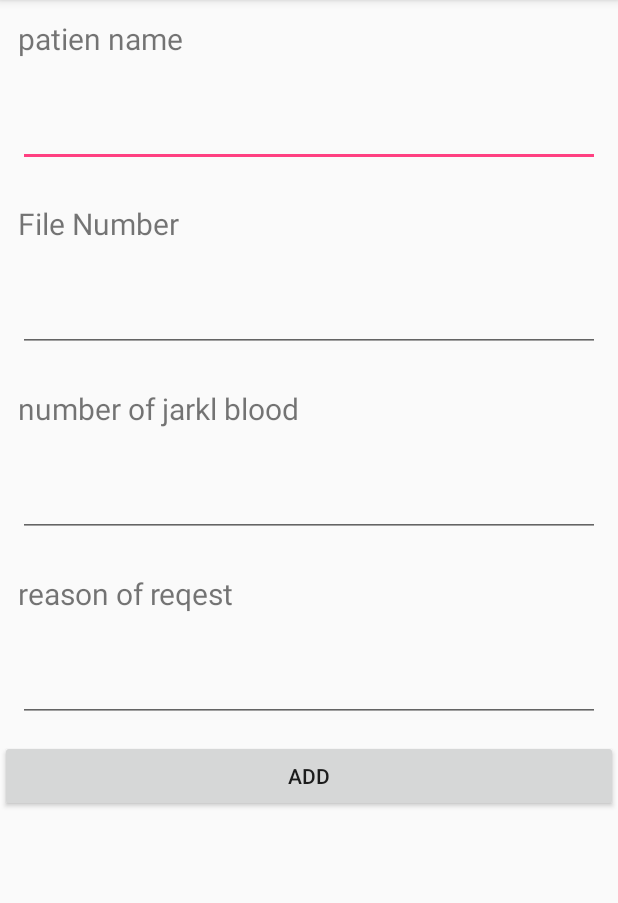
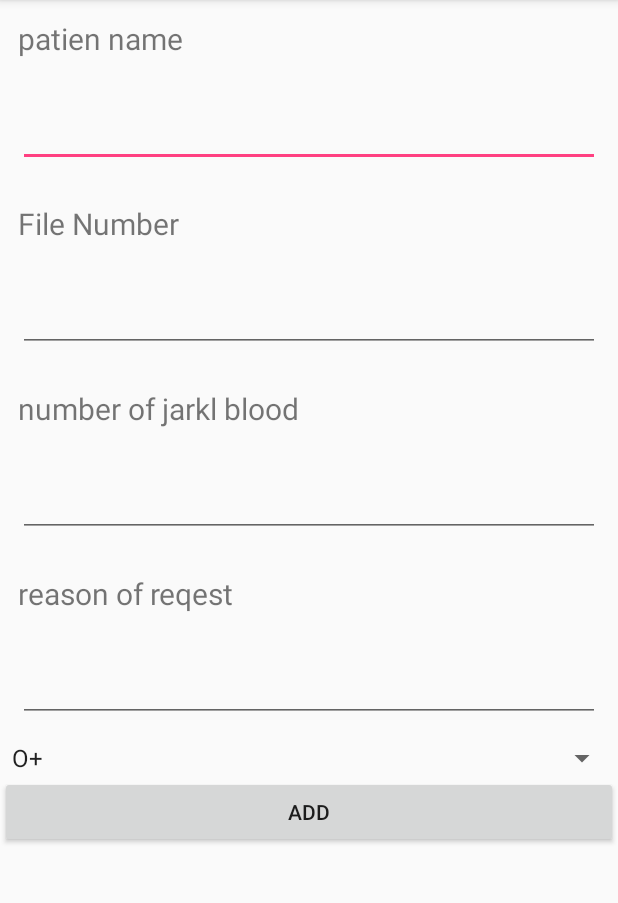
Before and after one commit to d7om7608/Wareed, an Android app: the RequstActivity screen opened directly, with no data from a screen before it, after a tap on "ADD", on a phone screen of 412 x 824 dp, the part 84-987 px from its top. Run offline under Robolectric (Android 15) with nearby library versions, the phone set to English and light mode, and no system bars.

Commit message:
finsh add new reqist

```diff
--- a/app/src/main/java/com/example/d7om7/wareed/RequstActivity.java
+++ b/app/src/main/java/com/example/d7om7/wareed/RequstActivity.java
@@ -1,18 +1,99 @@
 package com.example.d7om7.wareed;
 
+import android.content.Intent;
 import android.support.v7.app.AppCompatActivity;
 import android.os.Bundle;
+import android.util.Log;
 import android.view.View;
+import android.widget.AdapterView;
+import android.widget.ArrayAdapter;
+import android.widget.EditText;
+import android.widget.Spinner;
+
+import org.w3c.dom.Text;
+
+import java.util.ArrayList;
+import java.util.List;
+
+import static com.example.d7om7.wareed.menagerModel.donor;
 
 public class RequstActivity extends AppCompatActivity {
+    RequestBlood requestBlood;
+    EditText requestBloodText;
+    EditText pantienNameText;
+    EditText fileNumberText;
+    EditText countBloodText;
+    EditText reasonOfRequistText;
+    List<String> spinnerArray;
+    static String positon;
 
     @Override
     protected void onCreate(Bundle savedInstanceState) {
         super.onCreate(savedInstanceState);
+
+
         setContentView(R.layout.activity_requst);
+        final Spinner spinner = (Spinner) findViewById(R.id.planets_spiner);
+        spinnerArray = new ArrayList<String>();
+        spinnerArray.add("O+");
+        spinnerArray.add("O+");
+        spinnerArray.add("A+");
+        spinnerArray.add("A-");
+        spinnerArray.add("B+");
+        spinnerArray.add("B-");
+        spinnerArray.add("AB+");
+        spinnerArray.add("AB-");
+
+        ArrayAdapter adapter = new ArrayAdapter<String>(this, android.R.layout.simple_spinner_item, spinnerArray);
+        adapter.setDropDownViewResource(android.R.layout.simple_spinner_dropdown_item);
+        spinner.setAdapter(adapter);
+        spinner.setOnItemSelectedListener(new AdapterView.OnItemSelectedListener() {
+            @Override
+            public void onItemSelected(AdapterView<?> parent, View view, int position, long id) {
+                positon = spinnerArray.get(position);
+            }
+
+            @Override
+            public void onNothingSelected(AdapterView<?> parent) {
+                spinner.setSelection(0);
+            }
+
+        });
     }
 
-    public void onclick(View view){
+    public void onclick(View view) {
+        requestBloodText = (EditText) findViewById(R.id.reasonOfRequist);
+        pantienNameText = (EditText) findViewById(R.id.pantienName);
+        fileNumberText = (EditText) findViewById(R.id.fileNumber);
+        countBloodText = (EditText) findViewById(R.id.countBlood);
+        reasonOfRequistText = (EditText) findViewById(R.id.reasonOfRequist);
+
+
+        if ((requestBloodText.getText().toString()).equals("") || pantienNameText.getText().toString().equals("") ||
+                fileNumberText.getText().toString().equals("") || countBloodText.getText().toString().equals("") ||
+                reasonOfRequistText.getText().toString().equals("")) {
+        } else {
+
+            requestBlood = new RequestBlood(pantienNameText.getText().toString(),
+                    Integer.parseInt(fileNumberText.getText().toString()),
+                    Integer.parseInt(countBloodText.getText().toString()),
+                    reasonOfRequistText.getText().toString(),
+                    positon, "makkah", "sssssss", "dffdsff", 2, donor.getUserID(), 0);
+            donor.requestBlood.add(requestBlood);
+
+           Intent startChildActivityIntent = new Intent(this, EmergencyListActivity.class);
+            startActivity(startChildActivityIntent);
+              txetEmpty();
+
+        }
+
+    }
+
+    public void txetEmpty() {
+        requestBloodText.setText("");
+        fileNumberText.setText("");
+        countBloodText.setText("");
+        reasonOfRequistText.setText("");
 
 
     }
--- a/app/src/main/res/layout/activity_requst.xml
+++ b/app/src/main/res/layout/activity_requst.xml
@@ -7,8 +7,6 @@
     android:orientation="vertical"
     tools:context="com.example.d7om7.wareed.RequstActivity">
 
-    android:layout_width="match_parent"
-    android:layout_height="match_parent">
 
     <TextView
         android:layout_width="match_parent"
@@ -36,6 +34,7 @@
         android:layout_width="match_parent"
         android:layout_height="wrap_content"
         android:layout_margin="12dp"
+        android:inputType="number"
         android:textSize="20sp" />
 
     <TextView
@@ -47,6 +46,7 @@
 
     <EditText
         android:id="@+id/countBlood"
+        android:inputType="number"
         android:layout_width="match_parent"
         android:layout_height="wrap_content"
         android:layout_margin="12dp"
@@ -65,6 +65,10 @@
         android:layout_height="wrap_content"
         android:layout_margin="12dp"
         android:textSize="20sp" />
+    <Spinner
+        android:layout_width="fill_parent"
+        android:layout_height="wrap_content"
+        android:id="@+id/planets_spiner"></Spinner>
 <Button
     android:layout_width="match_parent"
     android:layout_height="wrap_content"
```
Also changed, not shown: app/src/main/java/com/example/d7om7/wareed/EmergencyListActivity.java (+3 -7 lines), app/src/main/java/com/example/d7om7/wareed/MainActivity.java (+16 -1 lines), app/src/main/java/com/example/d7om7/wareed/menagerModel.java (added, +13 -0 lines).
